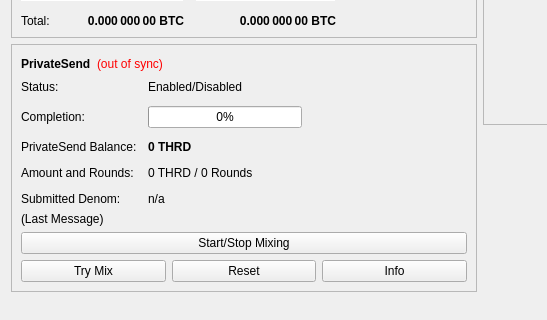
Above: src/qt/forms/overviewpage.ui from jarp25/thread before the change; both pictures show x 0 to 547 and y 178 to 498 of the 960 by 585 pixel window. Below: the same form after it.
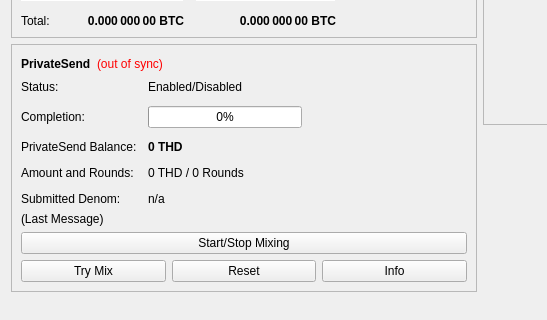
That is the form after the change.

```diff
--- a/src/qt/forms/overviewpage.ui
+++ b/src/qt/forms/overviewpage.ui
@@ -514,7 +514,7 @@
                </font>
               </property>
               <property name="text">
-               <string notr="true">0 THRD</string>
+               <string notr="true">0 THD</string>
               </property>
              </widget>
             </item>
@@ -528,7 +528,7 @@
             <item row="3" column="1">
              <widget class="QLabel" name="labelAmountRounds">
               <property name="text">
-               <string>0 THRD / 0 Rounds</string>
+               <string>0 THD / 0 Rounds</string>
               </property>
              </widget>
             </item>
```
